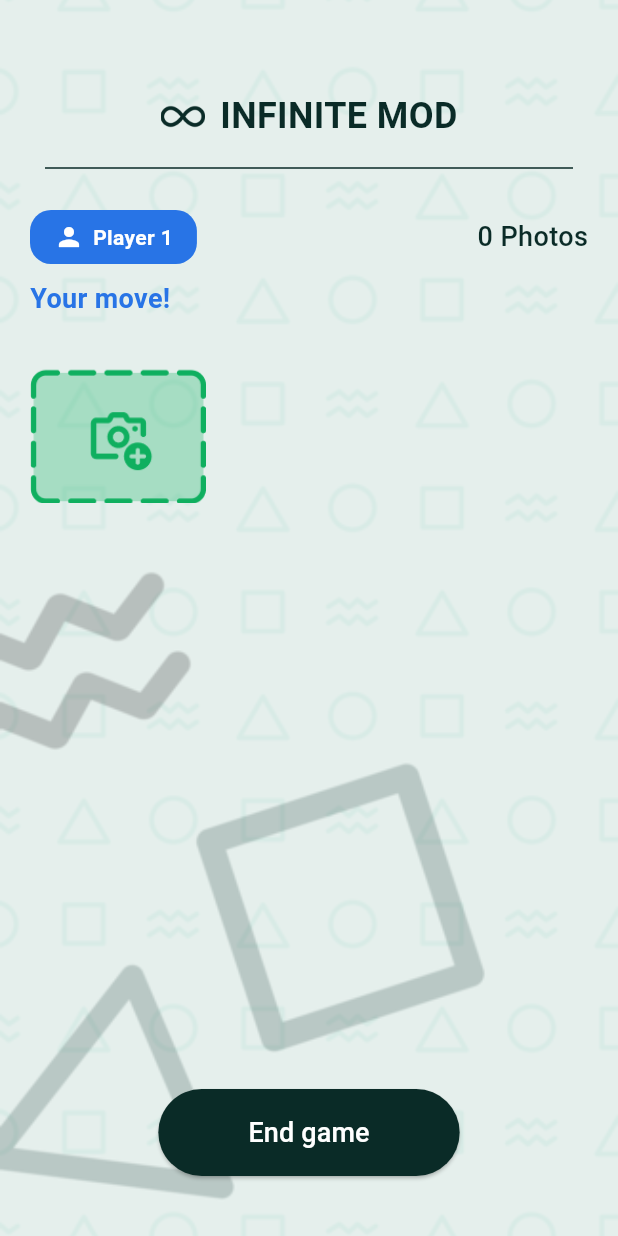
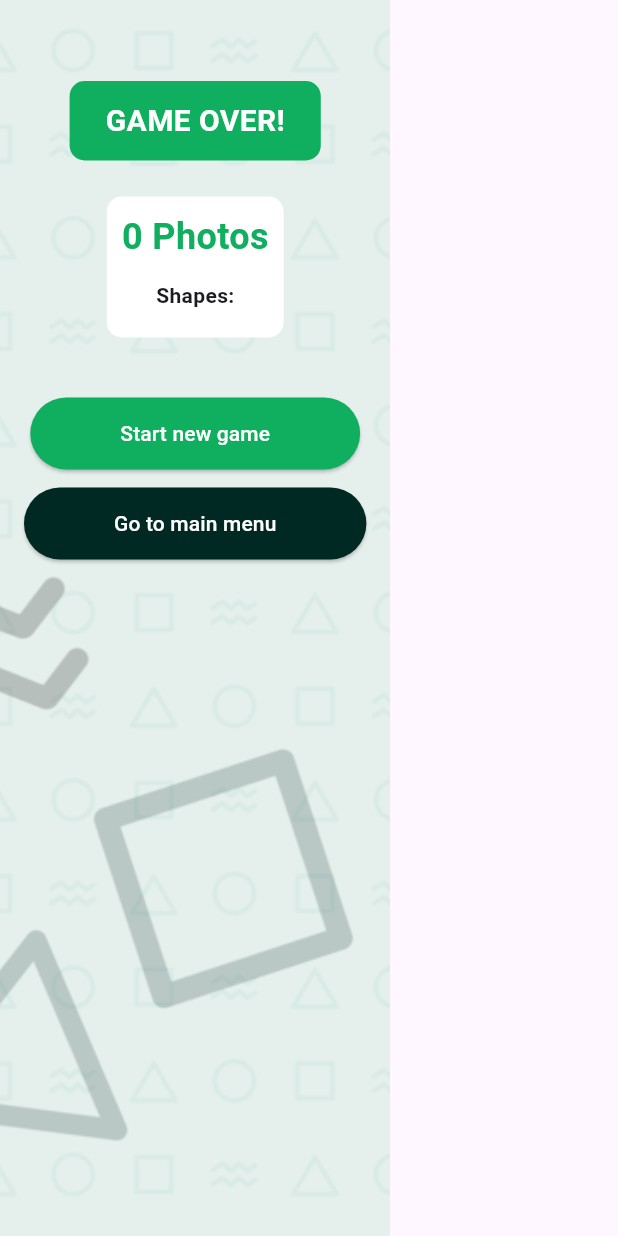
Before and after one commit to talhaliaqat3355/geometryhunter, a Flutter app: the InfiniteModScreen screen opened directly, after a tap on "End game", on a phone screen of 412 x 824 dp. Run offline on Flutter 3.47's test engine with Material 3 defaults, Android fonts, the phone set to English and light mode, and no system bars; our stand-ins replace get, image_picker.

Commit message:
update all

```diff
--- a/lib/screens/gallery_store.dart
+++ b/lib/gallery_store.dart
@@ -12,6 +12,16 @@ class GalleryStore {
     return _gallery;
   }
 
+  static List<String> getAllShapes() {
+    return _gallery
+        .map((img) => img['shape'] as String?)
+        .whereType<String>() // filters out nulls and ensures non-null String
+        .where((shape) => shape != "All")
+        .toSet()
+        .toList();
+  }
+
+
   static void clear() {
     _gallery.clear();
   }
--- a/lib/screens/gallery_screen.dart
+++ b/lib/screens/gallery_screen.dart
@@ -2,7 +2,7 @@ import 'package:flutter/material.dart';
 import 'package:geometryhunter/constants.dart';
 import 'dart:io';
 import 'package:get/get.dart';
-import 'package:geometryhunter/screens/gallery_store.dart';
+import 'package:geometryhunter/gallery_store.dart';
 
 class GalleryScreen extends StatefulWidget {
   const GalleryScreen({super.key});
--- a/lib/screens/game-draw_screen.dart
+++ b/lib/screens/game-over&draw_screens/game-draw_screen.dart
@@ -85,7 +85,7 @@ class _GameDrawState extends State<GameDrawScreen> {
                         const SizedBox(height: 30),
                         ElevatedButton(
                           onPressed: (){
-                            Get.to(() => GameModeScreen());
+                            Get.back();
                           },
                           style: ElevatedButton.styleFrom(
                             backgroundColor: kSecondaryColor,
--- /dev/null
+++ b/lib/screens/game-over&draw_screens/game-over-infinite_screen.dart
@@ -0,0 +1,131 @@
+import 'package:flutter/material.dart';
+import 'package:geometryhunter/constants.dart';
+import 'package:geometryhunter/screens/game_mode_screen.dart';
+import 'package:get/get.dart';
+
+class GameOverInfiniteScreen extends StatelessWidget {
+  final int photoCount;
+  final List<String> shapeList; // e.g., ["circle", "rectangle", "zigzag", "triangle"]
+
+  const GameOverInfiniteScreen({
+    super.key,
+    required this.photoCount,
+    required this.shapeList,
+  });
+
+  Widget _buildShapeIcon(String shape) {
+    String iconPath = 'assets/images/${shape}_icon.png';
+    return Padding(
+      padding: const EdgeInsets.symmetric(horizontal: 4),
+      child: Image.asset(iconPath, width: 24, height: 24),
+    );
+  }
+
+  @override
+  Widget build(BuildContext context) {
+    return Scaffold(
+      body: Stack(
+        children: [
+          Positioned.fill(
+            child: Image.asset('assets/images/bg.png', fit: BoxFit.cover),
+          ),
+
+          SafeArea(
+            child: Padding(
+              padding: EdgeInsets.symmetric(horizontal: 16,vertical: 14),
+              child: Column(
+                children: [
+                  const SizedBox(height: 40),
+                  Container(
+                    padding: const EdgeInsets.symmetric(vertical: 12, horizontal: 24),
+                    decoration: BoxDecoration(
+                      color: kSecondaryColor,
+                      borderRadius: BorderRadius.circular(10),
+                    ),
+                    child: const Text(
+                      "GAME OVER!",
+                      style: TextStyle(
+                          color: Colors.white,
+                          fontSize: 20, fontWeight:
+                      FontWeight.bold ),
+                    ),
+                  ),
+                  const SizedBox(height: 24),
+
+                  Container(
+                    padding: const EdgeInsets.all(10),
+                    margin: const EdgeInsets.symmetric(horizontal: 24),
+                    decoration: BoxDecoration(
+                      color: Colors.white,
+                      borderRadius: BorderRadius.circular(10),
+                    ),
+                    child: Column(
+                      children: [
+                        Text(
+                          "$photoCount Photos",
+                          style: TextStyle(
+                            fontSize: 24,
+                            color: kSecondaryColor,
+                            fontWeight: FontWeight.bold,
+                          ),
+                        ),
+                        const SizedBox(height: 12),
+                        const Text(
+                          "Shapes:",
+                          style: TextStyle(fontWeight: FontWeight.bold),
+                        ),
+                        const SizedBox(height: 8),
+                        Wrap(
+                          alignment: WrapAlignment.center,
+                          children: shapeList.map(_buildShapeIcon).toList(),
+                        )
+                      ],
+                    ),
+                  ),
+
+                  const SizedBox(height: 40),
+
+                  ElevatedButton(
+                    onPressed: () {
+                      Get.back();
+                    },
+                    style: ElevatedButton.styleFrom(
+                      backgroundColor: kSecondaryColor,
+                      padding: const EdgeInsets.symmetric(horizontal: 60, vertical: 14),
+                      shape: RoundedRectangleBorder(
+                        borderRadius: BorderRadius.circular(30),
+                      ),
+                    ),
+                    child: const Text(
+                        "Start new game",
+                        style: TextStyle(color: Colors.white)
+                    ),
+                  ),
+
+                  const SizedBox(height: 12),
+
+                  ElevatedButton(
+                    onPressed: () {
+                      Get.to(() => GameModeScreen());
+                    },
+                    style: ElevatedButton.styleFrom(
+                      backgroundColor: const Color(0xFF002924),
+                      padding: const EdgeInsets.symmetric(horizontal: 60, vertical: 14),
+                      shape: RoundedRectangleBorder(
+                        borderRadius: BorderRadius.circular(30),
+                      ),
+                    ),
+                    child: const Text(
+                        "Go to main menu",
+                        style: TextStyle(color: Colors.white)
+                    ),
+                  )
+                ],
+              ),
+            ),
+          )
+        ],
+      ),
+    );
+  }
+}
--- a/lib/screens/home_screen.dart
+++ b/lib/screens/home_screen.dart
@@ -1,6 +1,6 @@
 import 'package:flutter/material.dart';
 import 'package:geometryhunter/screens/gallery_screen.dart';
-import 'package:geometryhunter/screens/game-draw_screen.dart';
+import 'package:geometryhunter/screens/game-over&draw_screens/game-draw_screen.dart';
 import 'package:geometryhunter/screens/game_mode_screen.dart';
 import 'package:get/get.dart';
 import '../constants.dart';
--- a/lib/screens/infinite-mod_screen.dart
+++ b/lib/screens/infinite-mod_screen.dart
@@ -6,8 +6,9 @@ import 'package:geometryhunter/screens/select-shape_screen.dart';
 import 'package:get/get.dart';
 import 'package:path/path.dart' as path;
 import 'package:path_provider/path_provider.dart';
-import 'package:geometryhunter/screens/gallery_store.dart';
+import 'package:geometryhunter/gallery_store.dart';
 import 'package:image_picker/image_picker.dart';
+import 'package:geometryhunter/screens/game-over&draw_screens/game-over-infinite_screen.dart';
 
 class InfiniteModScreen extends StatefulWidget {
   const InfiniteModScreen({super.key});
@@ -137,15 +138,20 @@ class _InfiniteModScreenState extends State<InfiniteModScreen> {
                           const SizedBox(height: 20 ),
                           Padding(padding: EdgeInsets.only(bottom: 20),
                             child: ElevatedButton(
-                                onPressed: (){},
+                                onPressed: (){
+                                  Get.to(() => GameOverInfiniteScreen(
+                                  photoCount: _images.length,
+                                  shapeList: GalleryStore.getAllShapes(), // <- Create this method if not done
+                                ));},
                                 style: ElevatedButton.styleFrom(
+                                  minimumSize: const Size(double.infinity,60) ,
                                   backgroundColor: kPrimaryColor,
-                                  padding: EdgeInsets.symmetric(horizontal: 60,vertical: 16),
                                   shape: RoundedRectangleBorder(
                                     borderRadius: BorderRadius.circular(30)
                                   )
                                 ),
-                                child: Text('End game',
+                                child: Text(
+                                  'End game',
                                 style: TextStyle(
                                   fontSize: 18,
                                   fontWeight: FontWeight.w500,
@@ -170,8 +176,9 @@ class _InfiniteModScreenState extends State<InfiniteModScreen> {
         borderRadius: BorderRadius.circular(14),
       ),
       child: Row(
-        children: const [
-          Icon(Icons.person, size: 20, color: Colors.white),
+        children:  [
+          Image.asset('assets/images/person_icon.png', height: 20,color: Colors.white),
+         // Icon(Icons.person, size: 20, color: Colors.white),
           SizedBox(width: 6),
           Text(
             "Player 1",
--- a/pubspec.yaml
+++ b/pubspec.yaml
@@ -68,6 +68,7 @@ flutter:
     - assets/images/guide_icon.png
     - assets/images/help_icon.png
     - assets/images/gallery_icon.png
+    - assets/images/person_icon.png
   # The following line ensures that the Material Icons font is
   # included with your application, so that you can use the icons in
   # the material Icons class.
```
Also changed, not shown: lib/screens/game-over&draw_screens/game-win(tic-tac-toe)_screen.dart (renamed from lib/screens/game-win_screen.dart, +33 -14 lines), lib/screens/one-vs-one_screen.dart (+4 -5 lines), lib/screens/tic-tac-3x3-gamemode_screen.dart (+83 -37 lines), assets/images/person_icon.png (added).
